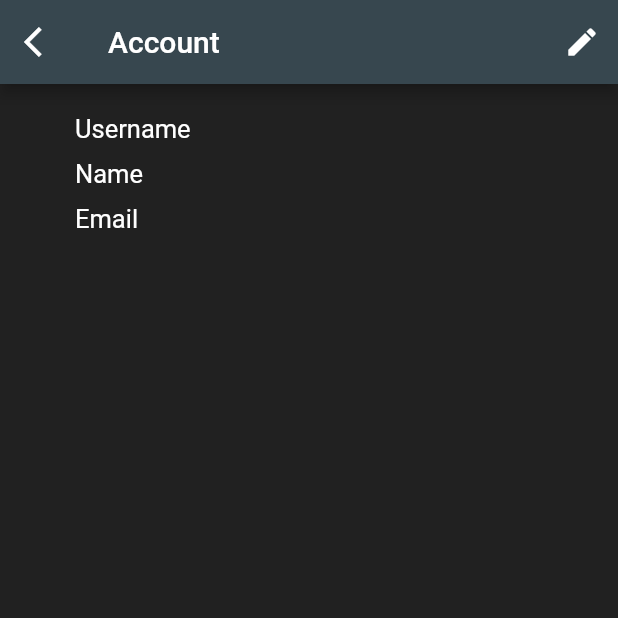
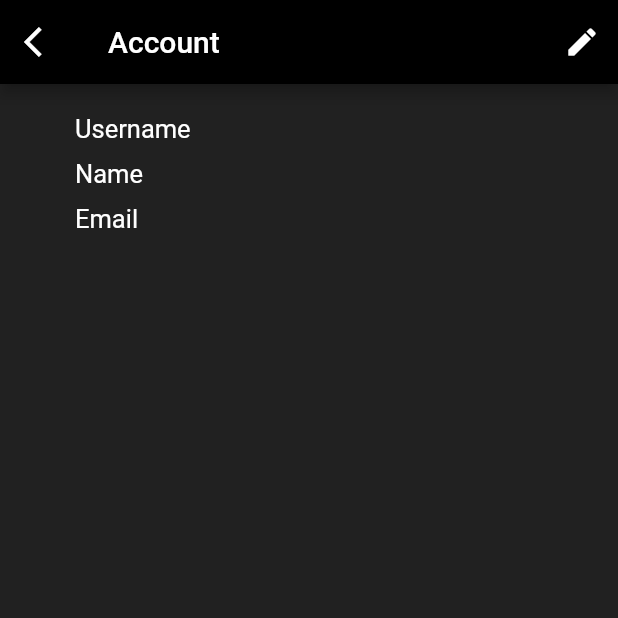
Before and after one commit to ValentinVignal/Nitwixt, a Flutter app: the Account screen opened directly, on a phone screen of 412 x 824 dp, the top half of it. Run offline on Flutter 3.47's test engine with Material 2 defaults, Android fonts, the phone set to English and light mode, and no system bars; our stand-ins replace cloud_firestore, firebase_auth, firebase_messaging, flutter_local_notifications, flutter_spinkit, fluttertoast and 4 more; missing offline and left inert: flutter_facebook_login, flutter_password_strength; accounts and stored records are empty.

Commit message:
Change appbar color to black

```diff
--- a/lib/screens/account/account.dart
+++ b/lib/screens/account/account.dart
@@ -38,7 +38,8 @@ class _AccountState extends State<Account> {
       backgroundColor: Colors.grey[900],
       appBar: AppBar(
         title: Text('Account'),
-        backgroundColor: Colors.blueGrey[800],
+//        backgroundColor: Colors.blueGrey[800],
+      backgroundColor: Colors.black,
         leading: new IconButton(
           icon: Icon(Icons.arrow_back_ios),
           onPressed: () {
--- a/lib/screens/chat/chat_home.dart
+++ b/lib/screens/chat/chat_home.dart
@@ -42,7 +42,7 @@ class _ChatHomeState extends State<ChatHome> {
             }
           },
         ),
-        backgroundColor: Colors.blueGrey[800],
+        backgroundColor: Colors.black,
         leading: new IconButton(
             icon: Icon(Icons.arrow_back_ios),
             onPressed: () {
--- a/lib/screens/chat/chat_info.dart
+++ b/lib/screens/chat/chat_info.dart
@@ -59,7 +59,7 @@ class _ChatInfo extends State<ChatInfo> {
             }
           },
         ),
-        backgroundColor: Colors.blueGrey[800],
+        backgroundColor: Colors.black,
         leading: new IconButton(
           icon: Icon(Icons.arrow_back_ios),
           onPressed: () {
--- a/lib/screens/home/home.dart
+++ b/lib/screens/home/home.dart
@@ -97,7 +97,8 @@ class _HomeState extends State<Home> {
         backgroundColor: Colors.grey[900],
         appBar: AppBar(
           title: Text('Nitwixt'),
-          backgroundColor: Colors.blueGrey[800],
+//          backgroundColor: Colors.grey[900],
+          backgroundColor: Colors.black,
           elevation: 0.0,
           actions: <Widget>[
             Builder(
```
